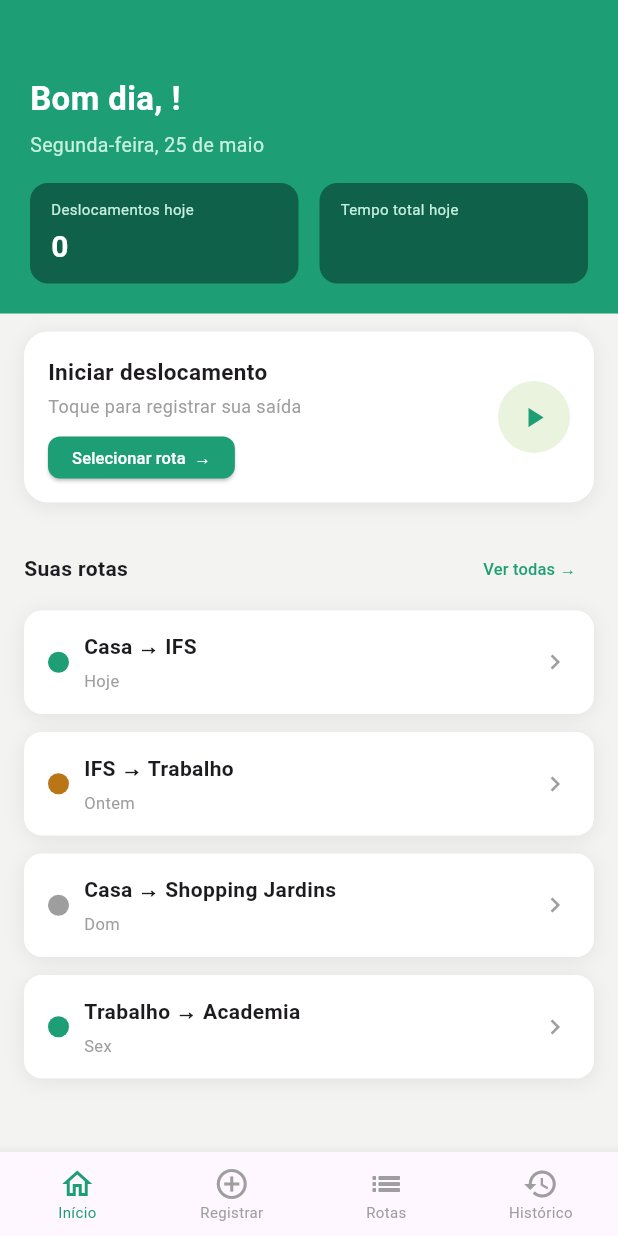
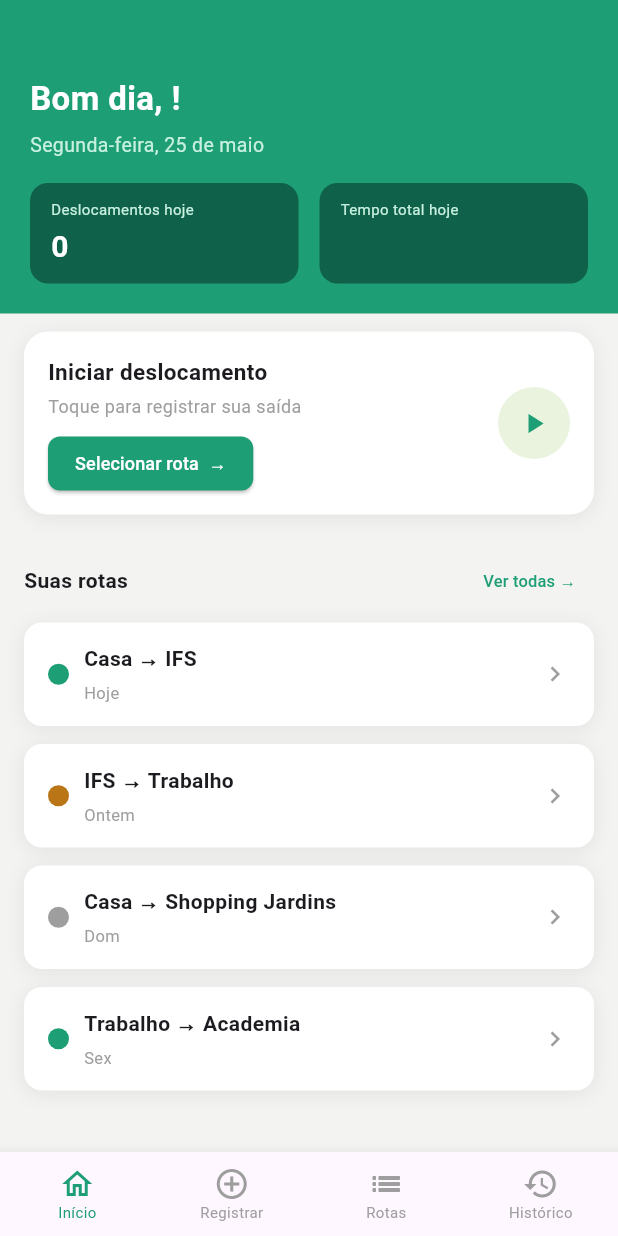
Before and after one commit to ChristopherEdlly/movecity, a Flutter app: the HomeScreen screen opened by its route, on a phone screen of 412 x 824 dp. Run offline on Flutter 3.47's test engine with Material 3 defaults, Android fonts, the phone set to English and light mode, and no system bars.

Commit message:
feat: atualiza a tela inicial com navegação

```diff
--- a/lib/features/home/home_screen.dart
+++ b/lib/features/home/home_screen.dart
@@ -1,6 +1,10 @@
 import 'package:flutter/material.dart';
 import '../../core/mock/banco_mock.dart';
 import '../../core/widgets/barra_navegacao.dart';
+import '../displacement/select_route_screen.dart';
+import '../rotas/criar_rota_screen.dart';
+import '../rotas/editar_rota_screen.dart';
+import '../rotas/minhas_rotas_screen.dart';
 
 class HomeScreen extends StatelessWidget {
   const HomeScreen({super.key});
@@ -47,9 +51,9 @@ class HomeScreen extends StatelessWidget {
           children: [
             _buildCabecalho(),
             const SizedBox(height: 12),
-            if (_ehNovoUsuario) ..._conteudoNovoUsuario(),
-            if (!_ehNovoUsuario && _temSugestao) ..._conteudoComSugestao(),
-            if (!_ehNovoUsuario && !_temSugestao) ..._conteudoNormal(),
+            if (_ehNovoUsuario) ..._conteudoNovoUsuario(context),
+            if (!_ehNovoUsuario && _temSugestao) ..._conteudoComSugestao(context),
+            if (!_ehNovoUsuario && !_temSugestao) ..._conteudoNormal(context),
           ],
         ),
       ),
@@ -142,7 +146,7 @@ class HomeScreen extends StatelessWidget {
     );
   }
 
-  List<Widget> _conteudoNormal() {
+  List<Widget> _conteudoNormal(BuildContext context) {
     return [
       Container(
         margin: const EdgeInsets.symmetric(horizontal: 16),
@@ -150,7 +154,7 @@ class HomeScreen extends StatelessWidget {
         decoration: BoxDecoration(
           color: Colors.white,
           borderRadius: BorderRadius.circular(16),
-          boxShadow: [BoxShadow(color: Colors.black.withOpacity(0.07), blurRadius: 10, offset: const Offset(0, 2))],
+          boxShadow: [BoxShadow(color: Colors.black.withValues(alpha: 0.07), blurRadius: 10, offset: const Offset(0, 2))],
         ),
         child: Row(
           children: [
@@ -163,30 +167,37 @@ class HomeScreen extends StatelessWidget {
                   const Text('Toque para registrar sua saída', style: TextStyle(fontSize: 12, color: Colors.grey)),
                   const SizedBox(height: 12),
                   ElevatedButton(
-                    onPressed: () {},
+                    onPressed: () {
+                      Navigator.push(context, MaterialPageRoute(builder: (_) => const SelectRouteScreen()));
+                    },
                     style: ElevatedButton.styleFrom(
                       backgroundColor: const Color(0xFF1D9E75),
                       shape: RoundedRectangleBorder(borderRadius: BorderRadius.circular(8)),
-                      padding: const EdgeInsets.symmetric(horizontal: 16, vertical: 6),
+                      padding: const EdgeInsets.symmetric(horizontal: 18, vertical: 9),
                       minimumSize: Size.zero,
                       tapTargetSize: MaterialTapTargetSize.shrinkWrap,
                     ),
-                    child: const Text('Selecionar rota  →', style: TextStyle(fontSize: 11, color: Colors.white)),
+                    child: const Text('Selecionar rota  →', style: TextStyle(fontSize: 12, color: Colors.white)),
                   ),
                 ],
               ),
             ),
-            Container(
+            GestureDetector(
+              onTap: () {
+                Navigator.push(context, MaterialPageRoute(builder: (_) => const SelectRouteScreen()));
+              },
+              child: Container(
                 width: 48,
                 height: 48,
                 decoration: const BoxDecoration(color: Color(0xFFE9F3DE), shape: BoxShape.circle),
                 child: const Icon(Icons.play_arrow, color: Color(0xFF1D9E75), size: 22),
               ),
+            ),
           ],
         ),
       ),
       const SizedBox(height: 20),
-      ..._buildSecaoRotas(),
+      ..._buildSecaoRotas(context),
       const SizedBox(height: 20),
       ..._buildGrafico(),
       if (_dados.dica != null) ...[
@@ -206,7 +217,7 @@ class HomeScreen extends StatelessWidget {
     ];
   }
 
-  List<Widget> _conteudoComSugestao() {
+  List<Widget> _conteudoComSugestao(BuildContext context) {
     final sugestao = _dados.sugestao!;
     final alerta = _dados.alertaTransito;
 
@@ -217,7 +228,7 @@ class HomeScreen extends StatelessWidget {
         decoration: BoxDecoration(
           color: Colors.white,
           borderRadius: BorderRadius.circular(16),
-          boxShadow: [BoxShadow(color: Colors.black.withOpacity(0.07), blurRadius: 10, offset: const Offset(0, 2))],
+          boxShadow: [BoxShadow(color: Colors.black.withValues(alpha: 0.07), blurRadius: 10, offset: const Offset(0, 2))],
         ),
         child: Row(
           children: [
@@ -248,7 +259,9 @@ class HomeScreen extends StatelessWidget {
             ),
             const SizedBox(width: 12),
             ElevatedButton(
-              onPressed: () {},
+              onPressed: () {
+                Navigator.push(context, MaterialPageRoute(builder: (_) => const SelectRouteScreen()));
+              },
               style: ElevatedButton.styleFrom(
                 backgroundColor: const Color(0xFF1D9E75),
                 shape: RoundedRectangleBorder(borderRadius: BorderRadius.circular(8)),
@@ -288,14 +301,14 @@ class HomeScreen extends StatelessWidget {
         ),
       ],
       const SizedBox(height: 20),
-      ..._buildSecaoRotas(),
+      ..._buildSecaoRotas(context),
       const SizedBox(height: 20),
       ..._buildGrafico(),
       const SizedBox(height: 24),
     ];
   }
 
-  List<Widget> _conteudoNovoUsuario() {
+  List<Widget> _conteudoNovoUsuario(BuildContext context) {
     return [
       Container(
         margin: const EdgeInsets.symmetric(horizontal: 16),
@@ -303,7 +316,7 @@ class HomeScreen extends StatelessWidget {
         decoration: BoxDecoration(
           color: Colors.white,
           borderRadius: BorderRadius.circular(16),
-          boxShadow: [BoxShadow(color: Colors.black.withOpacity(0.07), blurRadius: 10, offset: const Offset(0, 2))],
+          boxShadow: [BoxShadow(color: Colors.black.withValues(alpha: 0.07), blurRadius: 10, offset: const Offset(0, 2))],
         ),
         child: Column(
           crossAxisAlignment: CrossAxisAlignment.start,
@@ -318,7 +331,9 @@ class HomeScreen extends StatelessWidget {
             SizedBox(
               width: double.infinity,
               child: ElevatedButton(
-                onPressed: () {},
+                onPressed: () {
+                  Navigator.push(context, MaterialPageRoute(builder: (_) => const CriarRotaScreen()));
+                },
                 style: ElevatedButton.styleFrom(
                   backgroundColor: const Color(0xFF1D9E75),
                   shape: RoundedRectangleBorder(borderRadius: BorderRadius.circular(10)),
@@ -342,7 +357,7 @@ class HomeScreen extends StatelessWidget {
     ];
   }
 
-  List<Widget> _buildSecaoRotas() {
+  List<Widget> _buildSecaoRotas(BuildContext context) {
     final rotas = BancoMock.rotas;
     return [
       Padding(
@@ -352,7 +367,9 @@ class HomeScreen extends StatelessWidget {
           children: [
             Text(_tituloRotas, style: const TextStyle(fontSize: 14, fontWeight: FontWeight.bold)),
             TextButton(
-              onPressed: () {},
+              onPressed: () {
+                Navigator.push(context, MaterialPageRoute(builder: (_) => const MinhasRotasScreen()));
+              },
               child: const Text('Ver todas →', style: TextStyle(fontSize: 11, color: Color(0xFF1D9E75))),
             ),
           ],
@@ -360,19 +377,23 @@ class HomeScreen extends StatelessWidget {
       ),
       for (int i = 0; i < rotas.length; i++) ...[
         if (i > 0) const SizedBox(height: 8),
-        _buildCartaoRota(rotas[i]),
+        _buildCartaoRota(context, rotas[i]),
       ],
     ];
   }
 
-  Widget _buildCartaoRota(DadosRota rota) {
-    return Container(
+  Widget _buildCartaoRota(BuildContext context, DadosRota rota) {
+    return GestureDetector(
+      onTap: () {
+        Navigator.push(context, MaterialPageRoute(builder: (_) => EditarRotaScreen(rota: rota)));
+      },
+      child: Container(
         margin: const EdgeInsets.fromLTRB(16, 4, 16, 0),
         padding: const EdgeInsets.symmetric(horizontal: 16, vertical: 14),
         decoration: BoxDecoration(
           color: Colors.white,
           borderRadius: BorderRadius.circular(12),
-        boxShadow: [BoxShadow(color: Colors.black.withOpacity(0.07), blurRadius: 10, offset: const Offset(0, 2))],
+          boxShadow: [BoxShadow(color: Colors.black.withValues(alpha: 0.07), blurRadius: 10, offset: const Offset(0, 2))],
         ),
         child: Row(
           children: [
@@ -390,6 +411,7 @@ class HomeScreen extends StatelessWidget {
             ),
             const Icon(Icons.chevron_right, color: Colors.grey, size: 20),
           ],
+        ),
       ),
     );
   }
@@ -414,7 +436,7 @@ class HomeScreen extends StatelessWidget {
         decoration: BoxDecoration(
           color: Colors.white,
           borderRadius: BorderRadius.circular(12),
-          boxShadow: [BoxShadow(color: Colors.black.withOpacity(0.07), blurRadius: 10, offset: const Offset(0, 2))],
+          boxShadow: [BoxShadow(color: Colors.black.withValues(alpha: 0.07), blurRadius: 10, offset: const Offset(0, 2))],
         ),
         child: Column(
           children: [
@@ -475,7 +497,7 @@ class HomeScreen extends StatelessWidget {
           decoration: BoxDecoration(
             color: Colors.white,
             borderRadius: BorderRadius.circular(12),
-            boxShadow: [BoxShadow(color: Colors.black.withOpacity(0.07), blurRadius: 10, offset: const Offset(0, 2))],
+            boxShadow: [BoxShadow(color: Colors.black.withValues(alpha: 0.07), blurRadius: 10, offset: const Offset(0, 2))],
           ),
           child: Row(
             children: [
```
Lines whose indentation alone changed are shown as unchanged.
